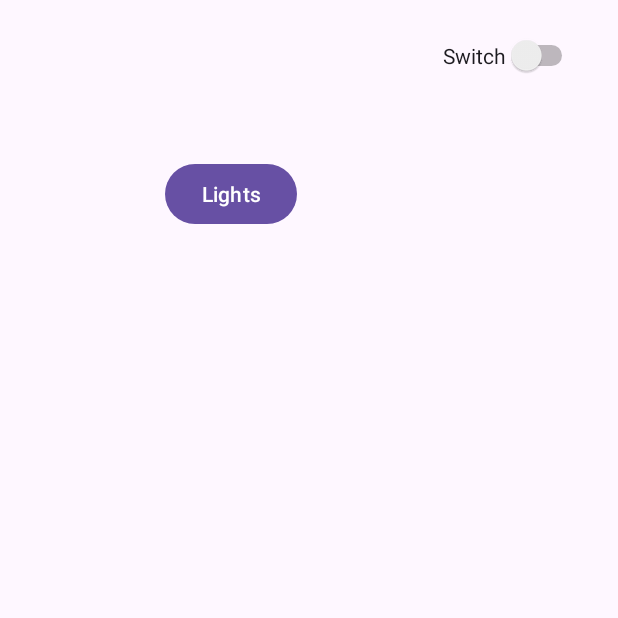
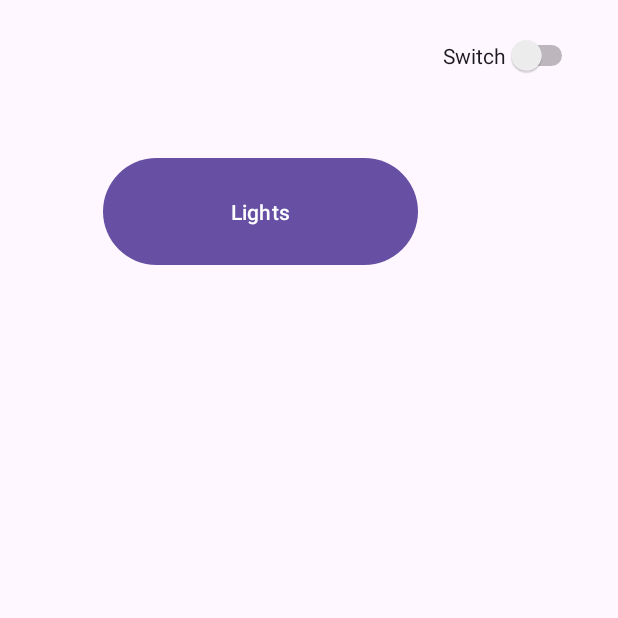
Before and after one commit to cforestiero/soa-project, an Android app: the screen it shows after launch (MainActivity), on a phone screen of 412 x 824 dp, the top half of it. Run offline under Robolectric (Android 15) with nearby library versions, the phone set to English and light mode, and no system bars.

Commit message:
Fix Lights buton

```diff
--- a/Android/app/src/main/java/com/example/smartpool/MainActivity.java
+++ b/Android/app/src/main/java/com/example/smartpool/MainActivity.java
@@ -13,8 +13,6 @@ import androidx.core.view.WindowInsetsCompat;
 
 public class MainActivity extends AppCompatActivity {
 
-    Button buttonLights = (Button)findViewById(R.id.button);
-
     @Override
     protected void onCreate(Bundle savedInstanceState) {
         super.onCreate(savedInstanceState);
@@ -26,6 +24,8 @@ public class MainActivity extends AppCompatActivity {
             return insets;
         });
 
+        Button buttonLights = (Button)findViewById(R.id.button);
+
         buttonLights.setOnClickListener(new View.OnClickListener() {
             @Override
             public void onClick(View v) {
--- a/Android/app/src/main/res/layout/activity_main.xml
+++ b/Android/app/src/main/res/layout/activity_main.xml
@@ -9,8 +9,8 @@
 
     <Button
         android:id="@+id/button"
-        android:layout_width="wrap_content"
-        android:layout_height="wrap_content"
+        android:layout_width="210dp"
+        android:layout_height="79dp"
         android:text="Lights"
         app:layout_constraintBottom_toBottomOf="parent"
         app:layout_constraintEnd_toEndOf="parent"
```
